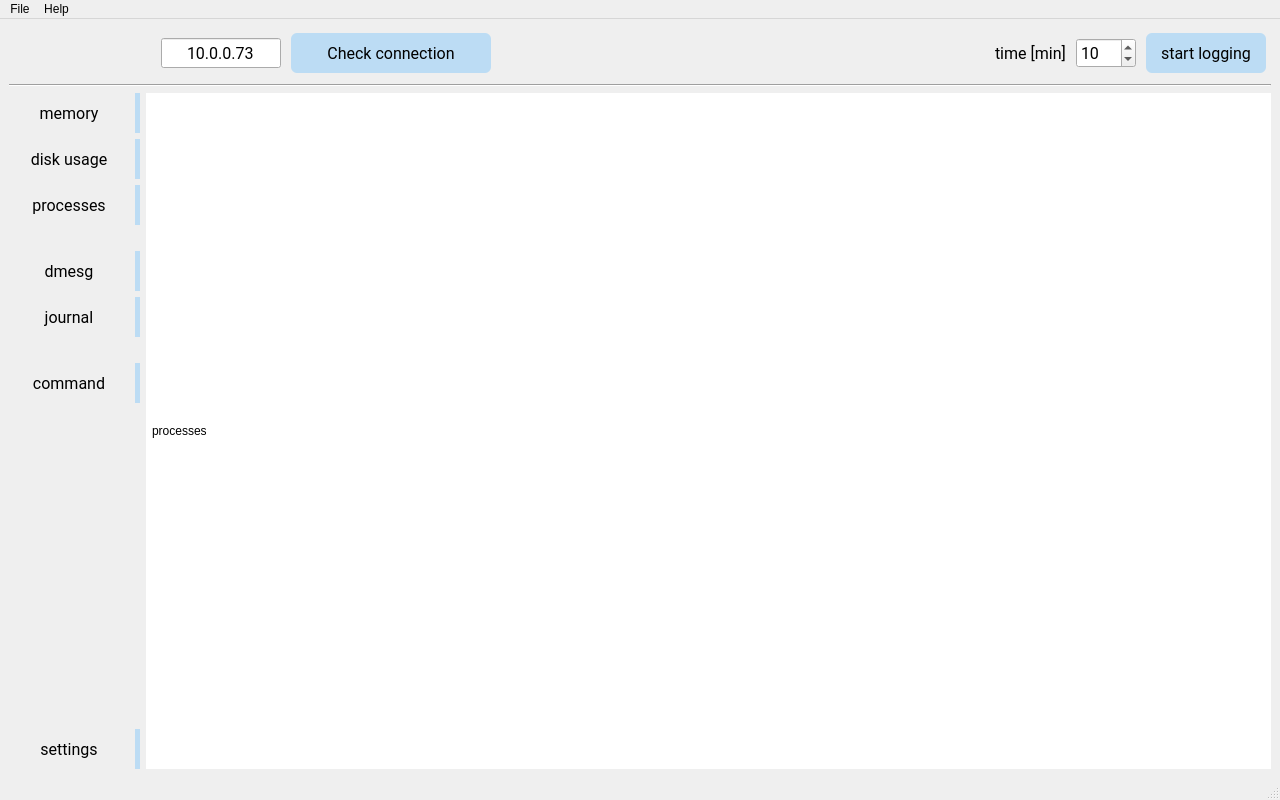
jaroslavkovar80/SSHClient, file GUI/qt5TCMonitorMainWindow.ui: the form before one commit.
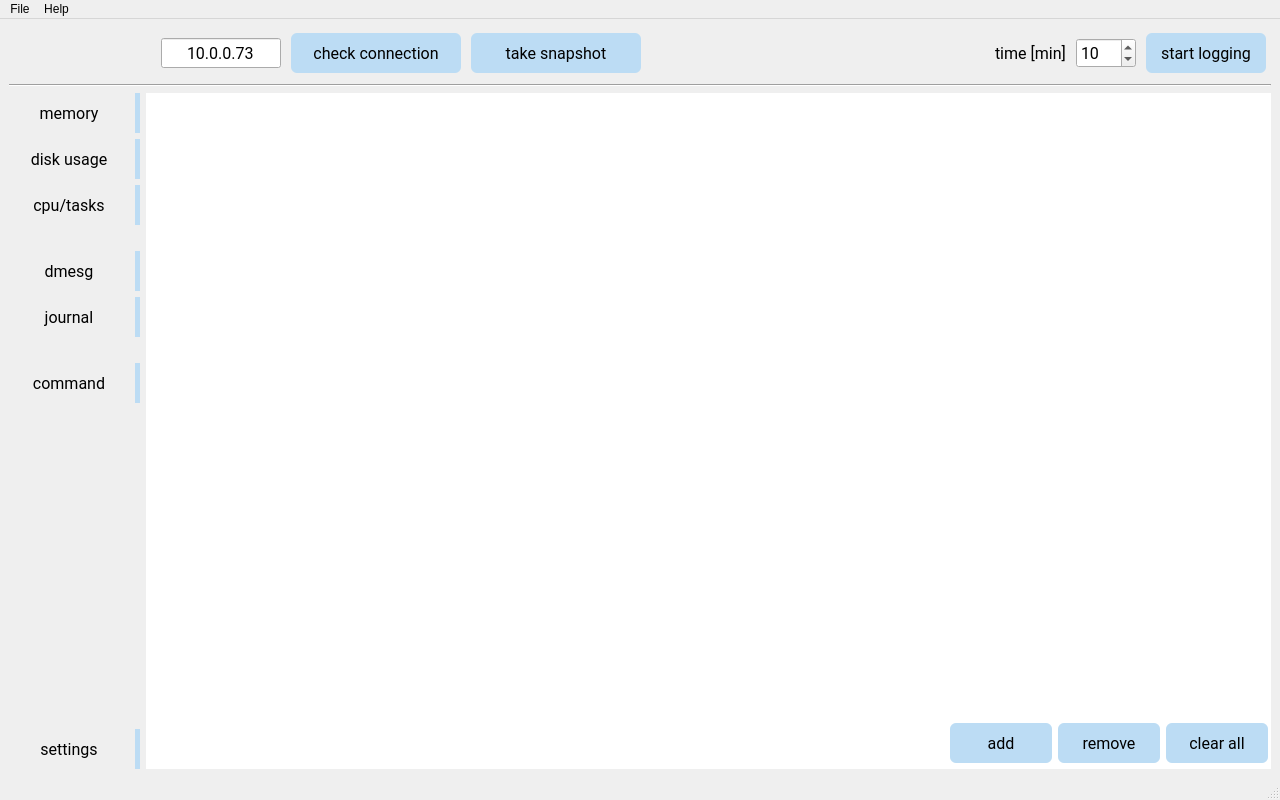
The form after the commit. The open tabs and pages were chosen to show the change. Icons and pictures are not drawn.

Commit message: added support for tab Process usage

```diff
--- a/GUI/qt5TCMonitorMainWindow.ui
+++ b/GUI/qt5TCMonitorMainWindow.ui
@@ -41,7 +41,7 @@
   <widget class="QWidget" name="centralwidget">
    <layout class="QGridLayout" name="gridLayout">
     <item row="0" column="0" colspan="2">
-     <layout class="QHBoxLayout" name="hlayoutTop" stretch="0,0,1,0,0,0,0,0">
+     <layout class="QHBoxLayout" name="hlayoutTop" stretch="0,0,1,0,0,0,0,0,0">
       <property name="spacing">
        <number>10</number>
       </property>
@@ -122,7 +122,7 @@
        <widget class="QPushButton" name="btnCheckConnection">
         <property name="minimumSize">
          <size>
-          <width>200</width>
+          <width>170</width>
           <height>40</height>
          </size>
         </property>
@@ -142,7 +142,7 @@
          </font>
         </property>
         <property name="text">
-         <string>Check connection</string>
+         <string>check connection</string>
         </property>
         <property name="icon">
          <iconset resource="resources.qrc">
@@ -159,6 +159,35 @@
         </property>
        </widget>
       </item>
+      <item>
+       <widget class="QPushButton" name="btnTakeSnapshot">
+        <property name="minimumSize">
+         <size>
+          <width>170</width>
+          <height>40</height>
+         </size>
+        </property>
+        <property name="font">
+         <font>
+          <family>Roboto</family>
+          <pointsize>12</pointsize>
+         </font>
+        </property>
+        <property name="text">
+         <string>take snapshot</string>
+        </property>
+        <property name="icon">
+         <iconset resource="resources.qrc">
+          <normaloff>:/test/pictures/camera.svg</normaloff>:/test/pictures/camera.svg</iconset>
+        </property>
+        <property name="iconSize">
+         <size>
+          <width>20</width>
+          <height>20</height>
+         </size>
+        </property>
+       </widget>
+      </item>
       <item>
        <spacer name="horizontalSpacer_6">
         <property name="orientation">
@@ -467,7 +496,7 @@
 }</string>
           </property>
           <property name="text">
-           <string>processes</string>
+           <string>cpu/tasks</string>
           </property>
           <property name="icon">
            <iconset resource="resources.qrc">
@@ -1510,7 +1539,7 @@
          <number>6</number>
         </property>
         <property name="topMargin">
-         <number>6</number>
+         <number>0</number>
         </property>
         <property name="rightMargin">
          <number>0</number>
@@ -1519,12 +1548,193 @@
          <number>6</number>
         </property>
         <item>
-         <widget class="QLabel" name="label_2">
-          <property name="text">
-           <string>processes</string>
+         <widget class="QTableWidget" name="tableProcessOverview">
+          <property name="font">
+           <font>
+            <family>Roboto</family>
+            <pointsize>10</pointsize>
+            <kerning>false</kerning>
+           </font>
           </property>
+          <property name="frameShape">
+           <enum>QFrame::NoFrame</enum>
+          </property>
+          <property name="frameShadow">
+           <enum>QFrame::Raised</enum>
+          </property>
+          <property name="sizeAdjustPolicy">
+           <enum>QAbstractScrollArea::AdjustToContents</enum>
+          </property>
+          <property name="editTriggers">
+           <set>QAbstractItemView::NoEditTriggers</set>
+          </property>
+          <property name="alternatingRowColors">
+           <bool>true</bool>
+          </property>
+          <property name="textElideMode">
+           <enum>Qt::ElideMiddle</enum>
+          </property>
+          <property name="sortingEnabled">
+           <bool>true</bool>
+          </property>
+          <attribute name="horizontalHeaderVisible">
+           <bool>false</bool>
+          </attribute>
+          <attribute name="horizontalHeaderCascadingSectionResizes">
+           <bool>true</bool>
+          </attribute>
+          <attribute name="horizontalHeaderMinimumSectionSize">
+           <number>50</number>
+          </attribute>
+          <attribute name="horizontalHeaderDefaultSectionSize">
+           <number>120</number>
+          </attribute>
+          <attribute name="horizontalHeaderHighlightSections">
+           <bool>true</bool>
+          </attribute>
+          <attribute name="horizontalHeaderShowSortIndicator" stdset="0">
+           <bool>true</bool>
+          </attribute>
          </widget>
         </item>
+        <item>
+         <layout class="QHBoxLayout" name="horizontalLayout_8">
+          <item>
+           <spacer name="horizontalSpacer_7">
+            <property name="orientation">
+             <enum>Qt::Horizontal</enum>
+            </property>
+            <property name="sizeHint" stdset="0">
+             <size>
+              <width>40</width>
+              <height>20</height>
+             </size>
+            </property>
+           </spacer>
+          </item>
+          <item>
+           <widget class="QPushButton" name="btnAddRecordToProcessTable">
+            <property name="minimumSize">
+             <size>
+              <width>102</width>
+              <height>40</height>
+             </size>
+            </property>
+            <property name="maximumSize">
+             <size>
+              <width>102</width>
+              <height>40</height>
+             </size>
+            </property>
+            <property name="font">
+             <font>
+              <family>Roboto</family>
+              <pointsize>12</pointsize>
+             </font>
+            </property>
+            <property name="text">
+             <string>add</string>
+            </property>
+            <property name="icon">
+             <iconset resource="resources.qrc">
+              <normaloff>:/test/pictures/plus-circle.svg</normaloff>:/test/pictures/plus-circle.svg</iconset>
+            </property>
+            <property name="iconSize">
+             <size>
+              <width>20</width>
+              <height>20</height>
+             </size>
+            </property>
+           </widget>
+          </item>
+          <item>
+           <widget class="QPushButton" name="btnDelRecordFromProcessTable">
+            <property name="minimumSize">
+             <size>
+              <width>102</width>
+              <height>40</height>
+             </size>
+            </property>
+            <property name="maximumSize">
+             <size>
+              <width>102</width>
+              <height>40</height>
+             </size>
+            </property>
+            <property name="font">
+             <font>
+              <family>Roboto</family>
+              <pointsize>12</pointsize>
+             </font>
+            </property>
+            <property name="text">
+             <string>remove</string>
+            </property>
+            <property name="icon">
+             <iconset resource="resources.qrc">
+              <normaloff>:/test/pictures/minus-circle.svg</normaloff>:/test/pictures/minus-circle.svg</iconset>
+            </property>
+            <property name="iconSize">
+             <size>
+              <width>20</width>
+              <height>20</height>
+             </size>
+            </property>
+           </widget>
+          </item>
+          <item>
+           <widget class="QPushButton" name="btnClearProcessTable">
+            <property name="minimumSize">
+             <size>
+              <width>102</width>
+              <height>40</height>
+             </size>
+            </property>
+            <property name="maximumSize">
+             <size>
+              <width>102</width>
+              <height>40</height>
+             </size>
+            </property>
+            <property name="font">
+             <font>
+              <family>Roboto</family>
+              <pointsize>12</pointsize>
+             </font>
+            </property>
+            <property name="text">
+             <string>clear all</string>
+            </property>
+            <property name="icon">
+             <iconset resource="resources.qrc">
+              <normaloff>:/test/pictures/trash-2.svg</normaloff>:/test/pictures/trash-2.svg</iconset>
+            </property>
+            <property name="iconSize">
+             <size>
+              <width>20</width>
+              <height>20</height>
+             </size>
+            </property>
+           </widget>
+          </item>
+          <item>
+           <spacer name="horizontalSpacer_15">
+            <property name="orientation">
+             <enum>Qt::Horizontal</enum>
+            </property>
+            <property name="sizeType">
+             <enum>QSizePolicy::Fixed</enum>
+            </property>
+            <property name="sizeHint" stdset="0">
+             <size>
+              <width>3</width>
+              <height>20</height>
+             </size>
+            </property>
+           </spacer>
+          </item>
+         </layout>
+        </item>
        </layout>
       </widget>
       <widget class="QWidget" name="pgDmesg">
```
Left out of the diff: 19 changed lines with no effect on the pictures. The commit also changes 3 other files.
